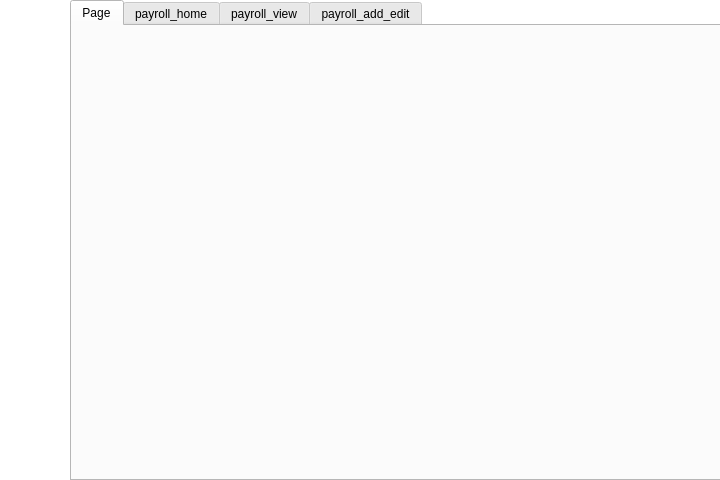
jaspernicholfabella/payroll-system, file Payroll_System_fixed.ui: the form before one commit.
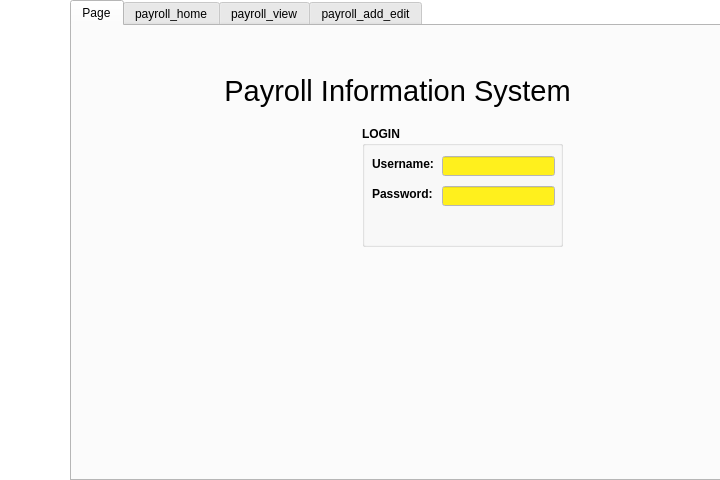
The form after the commit. Icons and pictures are not drawn.

What changed in the file:
```diff
--- a/Payroll_System_fixed.ui
+++ b/Payroll_System_fixed.ui
@@ -106,6 +106,162 @@
      <attribute name="title">
       <string>Page</string>
      </attribute>
+     <widget class="QLabel" name="label_6">
+      <property name="geometry">
+       <rect>
+        <x>10</x>
+        <y>40</y>
+        <width>631</width>
+        <height>51</height>
+       </rect>
+      </property>
+      <property name="text">
+       <string>&lt;html&gt;&lt;head/&gt;&lt;body&gt;&lt;p align=&quot;center&quot;&gt;&lt;span style=&quot; font-size:22pt;&quot;&gt;Payroll Information System&lt;/span&gt;&lt;/p&gt;&lt;/body&gt;&lt;/html&gt;</string>
+      </property>
+     </widget>
+     <widget class="QPushButton" name="pushButton_22">
+      <property name="geometry">
+       <rect>
+        <x>140</x>
+        <y>90</y>
+        <width>141</width>
+        <height>141</height>
+       </rect>
+      </property>
+      <property name="text">
+       <string/>
+      </property>
+      <property name="icon">
+       <iconset resource="icons.qrc">
+        <normaloff>:/icons/SORSOGON.png</normaloff>:/icons/SORSOGON.png</iconset>
+      </property>
+      <property name="iconSize">
+       <size>
+        <width>150</width>
+        <height>150</height>
+       </size>
+      </property>
+      <property name="flat">
+       <bool>true</bool>
+      </property>
+     </widget>
+     <widget class="QGroupBox" name="groupBox">
+      <property name="geometry">
+       <rect>
+        <x>290</x>
+        <y>100</y>
+        <width>201</width>
+        <height>121</height>
+       </rect>
+      </property>
+      <property name="palette">
+       <palette>
+        <active>
+         <colorrole role="Base">
+          <brush brushstyle="SolidPattern">
+           <color alpha="255">
+            <red>255</red>
+            <green>240</green>
+            <blue>29</blue>
+           </color>
+          </brush>
+         </colorrole>
+        </active>
+        <inactive>
+         <colorrole role="Base">
+          <brush brushstyle="SolidPattern">
+           <color alpha="255">
+            <red>255</red>
+            <green>240</green>
+            <blue>29</blue>
+           </color>
+          </brush>
+         </colorrole>
+        </inactive>
+        <disabled>
+         <colorrole role="Base">
+          <brush brushstyle="SolidPattern">
+           <color alpha="255">
+            <red>255</red>
+            <green>255</green>
+            <blue>255</blue>
+           </color>
+          </brush>
+         </colorrole>
+        </disabled>
+       </palette>
+      </property>
+      <property name="font">
+       <font>
+        <pointsize>9</pointsize>
+        <weight>75</weight>
+        <bold>true</bold>
+       </font>
+      </property>
+      <property name="title">
+       <string>LOGIN</string>
+      </property>
+      <widget class="QLineEdit" name="lineEdit_3">
+       <property name="geometry">
+        <rect>
+         <x>80</x>
+         <y>60</y>
+         <width>113</width>
+         <height>20</height>
+        </rect>
+       </property>
+      </widget>
+      <widget class="QLabel" name="label_8">
+       <property name="geometry">
+        <rect>
+         <x>10</x>
+         <y>60</y>
+         <width>71</width>
+         <height>16</height>
+        </rect>
+       </property>
+       <property name="font">
+        <font>
+         <pointsize>9</pointsize>
+         <weight>75</weight>
+         <bold>true</bold>
+        </font>
+       </property>
+       <property name="text">
+        <string>Password:</string>
+       </property>
+      </widget>
+      <widget class="QLabel" name="label_7">
+       <property name="geometry">
+        <rect>
+         <x>10</x>
+         <y>30</y>
+         <width>71</width>
+         <height>16</height>
+        </rect>
+       </property>
+       <property name="font">
+        <font>
+         <pointsize>9</pointsize>
+         <weight>75</weight>
+         <bold>true</bold>
+        </font>
+       </property>
+       <property name="text">
+        <string>Username:</string>
+       </property>
+      </widget>
+      <widget class="QLineEdit" name="lineEdit_2">
+       <property name="geometry">
+        <rect>
+         <x>80</x>
+         <y>30</y>
+         <width>113</width>
+         <height>20</height>
+        </rect>
+       </property>
+      </widget>
+     </widget>
     </widget>
     <widget class="QWidget" name="tab">
      <attribute name="title">
```
